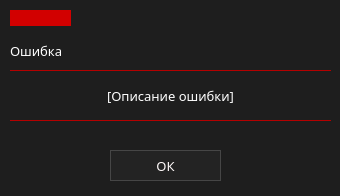
Before: the Qt Designer form ui/warningWin.ui in marginalprog/git_pcconf, drawn with Qt 5.
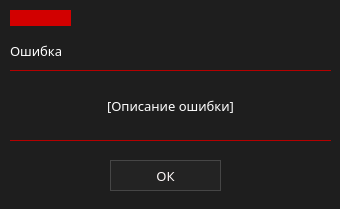
After: the same form once the commit is applied. Icons and pictures are not drawn.

The edit to the form file:
```diff
--- a/ui/warningWin.ui
+++ b/ui/warningWin.ui
@@ -7,7 +7,7 @@
     <x>0</x>
     <y>0</y>
     <width>340</width>
-    <height>196</height>
+    <height>209</height>
    </rect>
   </property>
   <property name="windowTitle">
@@ -69,9 +69,9 @@
    <property name="geometry">
     <rect>
      <x>10</x>
-     <y>80</y>
+     <y>70</y>
      <width>321</width>
-     <height>31</height>
+     <height>71</height>
     </rect>
    </property>
    <property name="font">
@@ -114,7 +114,7 @@
    <property name="geometry">
     <rect>
      <x>110</x>
-     <y>150</y>
+     <y>160</y>
      <width>111</width>
      <height>31</height>
     </rect>
@@ -150,7 +150,7 @@
    <property name="geometry">
     <rect>
      <x>10</x>
-     <y>120</y>
+     <y>140</y>
      <width>321</width>
      <height>20</height>
     </rect>
@@ -163,12 +163,12 @@
     <enum>Qt::Horizontal</enum>
    </property>
   </widget>
+  <zorder>lbErrDescription</zorder>
   <zorder>line</zorder>
   <zorder>lbErr</zorder>
   <zorder>rectangle</zorder>
   <zorder>btnCancel</zorder>
   <zorder>line_2</zorder>
-  <zorder>lbErrDescription</zorder>
  </widget>
  <resources/>
  <connections/>
```
